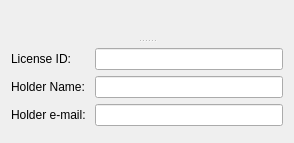
Before: the Qt Designer form src/scipyen/gui/widgets/dataclasswidgets/asruwidgets/asruwidget.ui in ctigaret/scipyen, drawn with Qt 5.
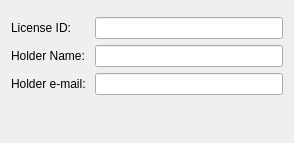
After: the same form once the commit is applied. Custom widgets are drawn as their Qt base class.

Patch:
```diff
--- a/src/scipyen/gui/widgets/dataclasswidgets/asruwidgets/asruwidget.ui
+++ b/src/scipyen/gui/widgets/dataclasswidgets/asruwidgets/asruwidget.ui
@@ -15,15 +15,6 @@
   </property>
   <layout class="QGridLayout" name="gridLayout">
    <item row="0" column="0">
-    <widget class="QSplitter" name="splitter">
-     <property name="orientation">
-      <enum>Qt::Orientation::Vertical</enum>
-     </property>
-     <property name="handleWidth">
-      <number>3</number>
-     </property>
-     <widget class="DataExchangeWidget" name="dataExchangeWidget" native="true"/>
-     <widget class="QWidget" name="layoutWidget">
       <layout class="QVBoxLayout" name="verticalLayout">
        <item>
         <widget class="NameDescriptionWidget" name="nameDescriptionWidget" native="true"/>
@@ -82,18 +73,10 @@
         </spacer>
        </item>
       </layout>
-     </widget>
-    </widget>
    </item>
   </layout>
  </widget>
  <customwidgets>
-  <customwidget>
-   <class>DataExchangeWidget</class>
-   <extends>QWidget</extends>
-   <header location="global">gui.widgets.dataclasswidgets.dataexchangewidget</header>
-   <container>1</container>
-  </customwidget>
   <customwidget>
    <class>NameDescriptionWidget</class>
    <extends>QWidget</extends>
```
Lines whose indentation alone changed are shown as unchanged.
